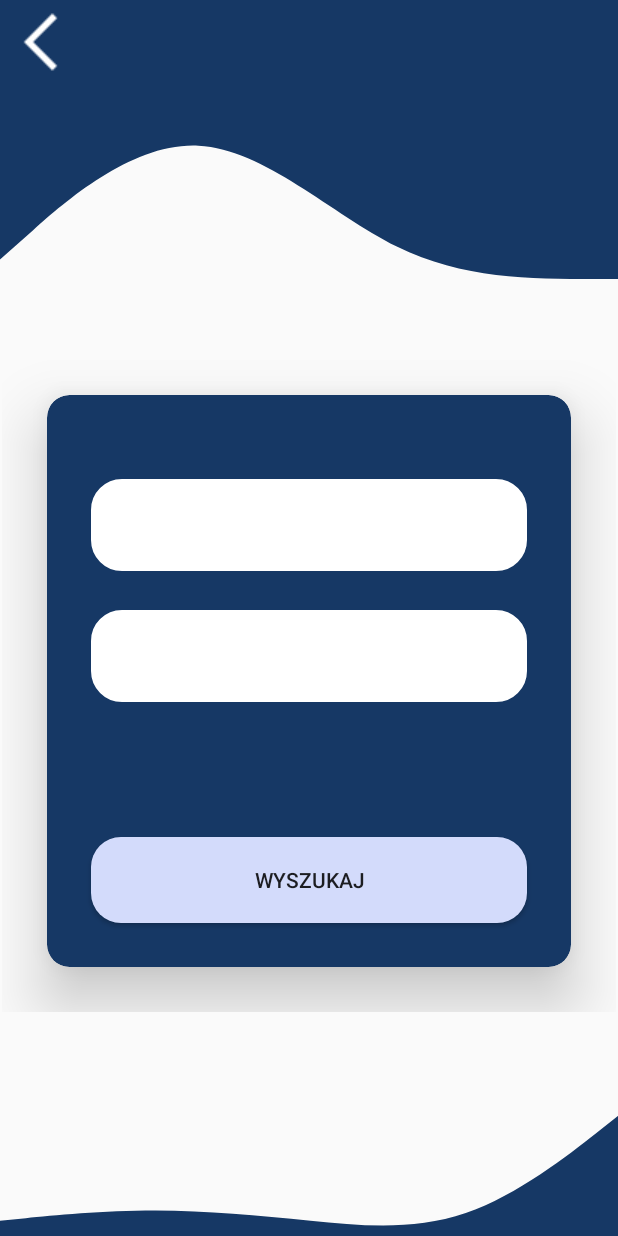
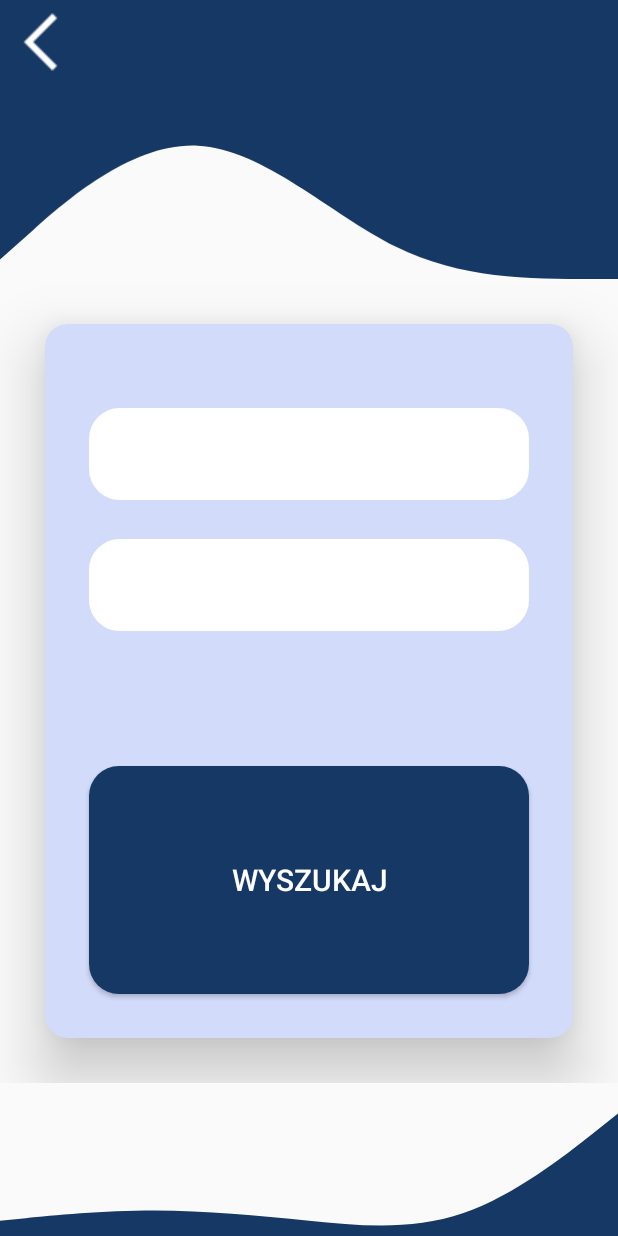
Before and after one commit to StarDust199/RailwayTTable, an Android app: the layout activity_route.xml on its own in the app's theme, with its tools: preview values and no code run, on a phone screen of 412 x 824 dp. Run offline under Robolectric (Android 15) with nearby library versions, the phone set to English and light mode, and no system bars.

Commit message:
fixed layout view

```diff
--- a/app/src/main/java/com/example/railwayttable/RouteActivity.java
+++ b/app/src/main/java/com/example/railwayttable/RouteActivity.java
@@ -2,6 +2,7 @@ package com.example.railwayttable;
 
 
 
+import android.app.Activity;
 import android.content.Intent;
 import android.content.SharedPreferences;
 import android.os.Bundle;
@@ -21,9 +22,10 @@ public class RouteActivity extends AppCompatActivity {
     protected void onCreate(Bundle savedInstanceState) {
         super.onCreate(savedInstanceState);
         setThemeOfApp();
-        setContentView(R.layout.activity_timetable);
+        setContentView(R.layout.activity_route);
         Toolbar toolbar = findViewById(R.id.toolbar2);
         setSupportActionBar(toolbar);
+
         ActionBar actionBar = getSupportActionBar();
         if (actionBar != null) {
             setSupportActionBar(toolbar);
--- a/app/src/main/res/drawable/button_background.xml
+++ b/app/src/main/res/drawable/button_background.xml
@@ -2,5 +2,5 @@
 <shape xmlns:android="http://schemas.android.com/apk/res/android"
     android:shape="rectangle">
     <corners android:radius="20dp" />
-    <solid android:color="?attr/colorButtonNormal" />
+    <solid android:color="?attr/colorPrimary" />
 </shape>
--- a/app/src/main/res/layout/activity_route.xml
+++ b/app/src/main/res/layout/activity_route.xml
@@ -3,7 +3,8 @@
     xmlns:app="http://schemas.android.com/apk/res-auto"
     xmlns:tools="http://schemas.android.com/tools"
     android:layout_width="match_parent"
-    android:layout_height="match_parent">
+    android:layout_height="match_parent"
+    android:elevation="25dp">
 
     <androidx.appcompat.widget.Toolbar
         android:id="@+id/toolbar2"
@@ -21,36 +22,23 @@
 
     <RelativeLayout
         android:id="@+id/relativeLayout2"
-        android:layout_width="413dp"
+        android:layout_width="0dp"
         android:layout_height="130dp"
         android:background="@drawable/wave_blue"
         app:layout_constraintEnd_toEndOf="parent"
-        app:layout_constraintHorizontal_bias="0.0"
         app:layout_constraintStart_toStartOf="parent"
         app:layout_constraintTop_toBottomOf="@+id/toolbar2">
 
     </RelativeLayout>
 
     <RelativeLayout
-        android:id="@+id/relativeLayout3"
-        android:layout_width="414dp"
-        android:layout_height="102dp"
-        android:background="@drawable/wave_floor"
-        app:layout_constraintBottom_toBottomOf="parent"
-        app:layout_constraintEnd_toEndOf="parent"
-        app:layout_constraintStart_toStartOf="parent">
-
-    </RelativeLayout>
-
-    <LinearLayout
-        android:layout_width="409dp"
-        android:layout_height="441dp"
-        android:orientation="vertical"
+        android:id="@+id/relativeLayout4"
+        android:layout_width="0dp"
+        android:layout_height="0dp"
         app:layout_constraintBottom_toTopOf="@+id/relativeLayout3"
         app:layout_constraintEnd_toEndOf="parent"
         app:layout_constraintStart_toStartOf="parent"
         app:layout_constraintTop_toBottomOf="@+id/relativeLayout2">
-
 
         <androidx.cardview.widget.CardView
             android:layout_width="match_parent"
@@ -59,20 +47,17 @@
             android:layout_marginTop="30dp"
             android:layout_marginEnd="30dp"
             android:layout_marginBottom="30dp"
+            android:elevation="25dp"
+            android:fadingEdgeLength="10dp"
+            app:cardBackgroundColor="?attr/colorButtonNormal"
+            app:cardCornerRadius="15dp"
             app:cardElevation="25dp"
-            app:cardCornerRadius="15dp"
-            app:cardBackgroundColor="?attr/colorPrimary">
-
-
-            <RelativeLayout
-                android:layout_width="match_parent"
-                android:layout_height="match_parent">
+            app:cardMaxElevation="25dp">
 
             <RelativeLayout
                 android:layout_width="match_parent"
                 android:layout_height="match_parent"
-                    tools:ignore="ExtraText">>
-
+                tools:ignore="ExtraText">
 
                 <EditText
                     android:id="@+id/stacjaA"
@@ -110,8 +95,8 @@
 
                 <Button
                     android:id="@+id/button"
-                        android:layout_width="wrap_content"
-                        android:layout_height="23dp"
+                    android:layout_width="match_parent"
+                    android:layout_height="wrap_content"
                     android:layout_below="@+id/stacjaB"
                     android:layout_alignParentStart="true"
                     android:layout_alignParentEnd="true"
@@ -121,13 +106,24 @@
                     android:layout_marginEnd="29dp"
                     android:layout_marginBottom="29dp"
                     android:background="@drawable/button_background"
-                        android:text="@string/wyszukaj" />
+                    android:text="@string/wyszukaj"
+                    android:textColor="@color/white"
+                    android:textColorLink="@color/white"
+                    android:textSize="20sp" />
 
             </RelativeLayout>
 
+        </androidx.cardview.widget.CardView>
     </RelativeLayout>
-        </androidx.cardview.widget.CardView>
 
-    </LinearLayout>
+    <RelativeLayout
+        android:id="@+id/relativeLayout3"
+        android:layout_width="0dp"
+        android:layout_height="102dp"
+        android:background="@drawable/wave_floor"
+        app:layout_constraintBottom_toBottomOf="parent"
+        app:layout_constraintEnd_toEndOf="parent"
+        app:layout_constraintStart_toStartOf="parent"
+        app:layout_constraintTop_toBottomOf="@+id/relativeLayout4" />
 
 </androidx.constraintlayout.widget.ConstraintLayout>
--- a/app/src/main/res/values/themes.xml
+++ b/app/src/main/res/values/themes.xml
@@ -8,6 +8,7 @@
     <style name="Base.AppTheme" parent="Theme.AppCompat.Light.NoActionBar">
         <item name="windowActionBar">false</item>
         <item name="windowNoTitle">true</item>
+        <item name="android:textSize">20sp</item>
 
     </style>
 
```
Lines whose indentation alone changed are shown as unchanged.
